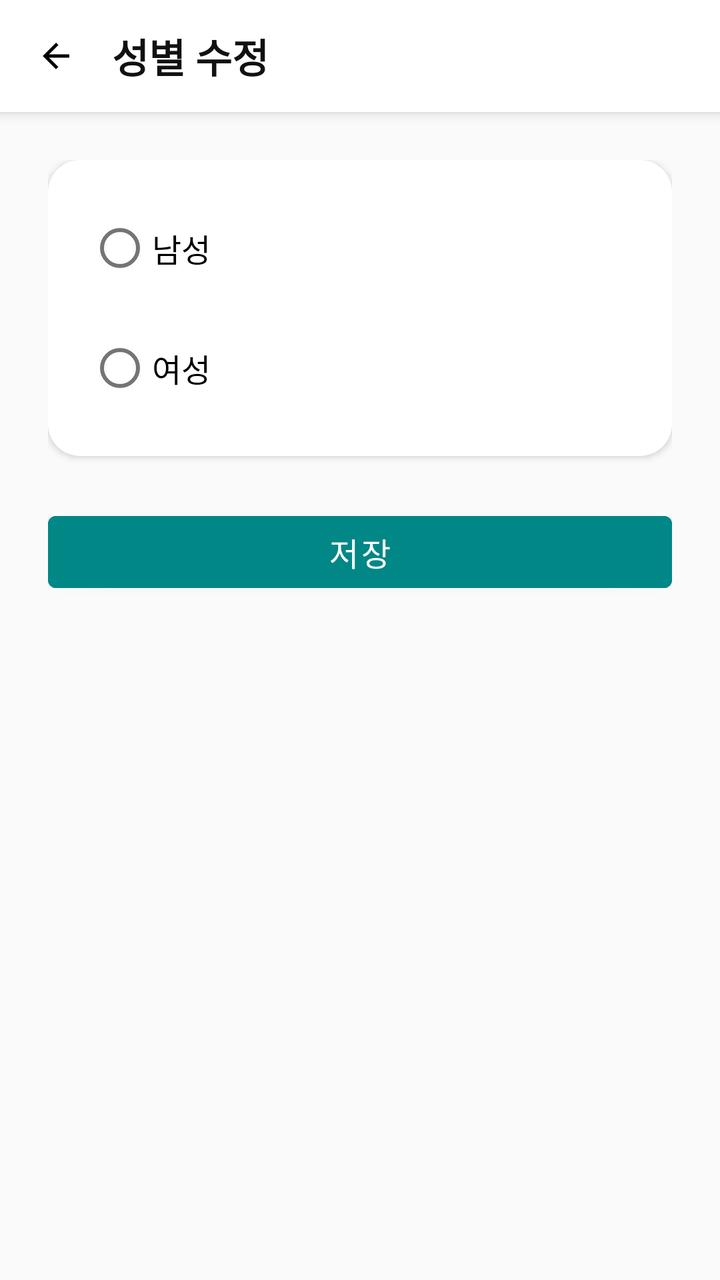
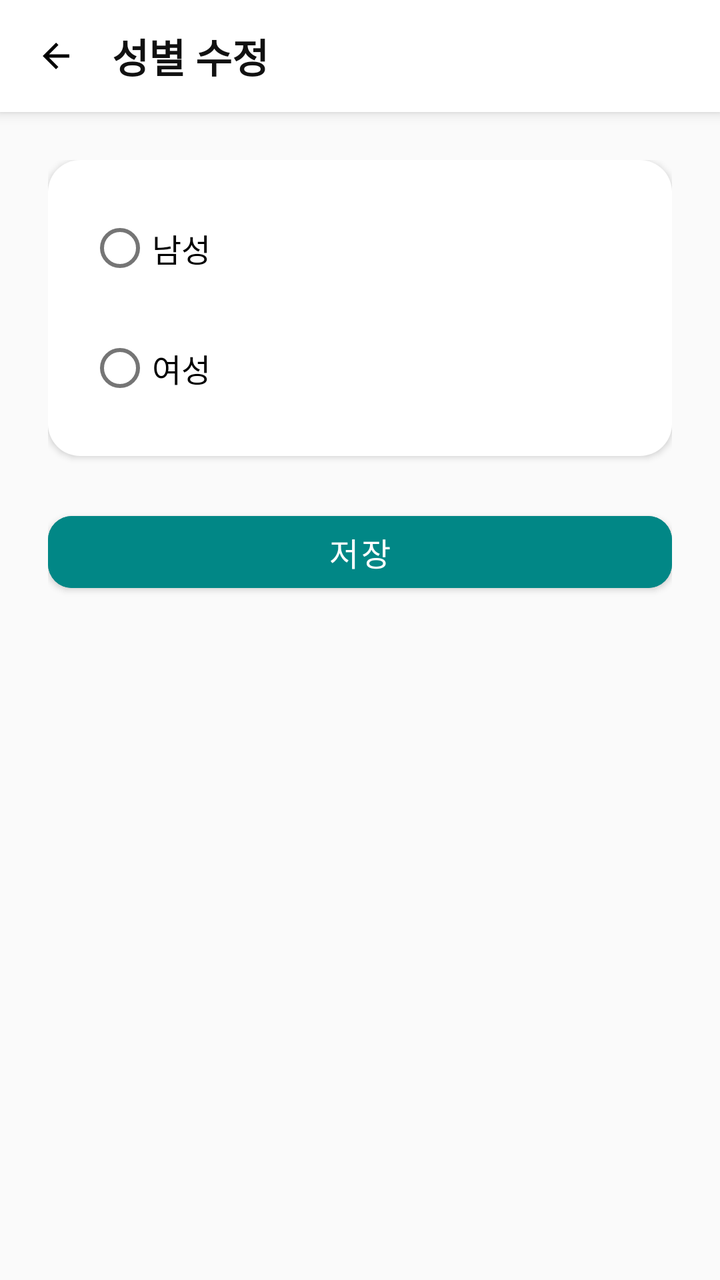

Before-and-after screenshots of an Android layout around one commit, followed by the original layout XML and the change that was made.
<!-- AndroidManifest.xml: application theme Theme.GJGN -->
<!-- res/layout/activity_edit_gender.xml -->
<?xml version="1.0" encoding="utf-8"?>
<LinearLayout xmlns:android="http://schemas.android.com/apk/res/android"
    android:layout_width="match_parent"
    android:layout_height="match_parent"
    android:orientation="vertical"
    android:background="#FAFAFA">

    
    <LinearLayout
        android:layout_width="match_parent"
        android:layout_height="56dp"
        android:orientation="horizontal"
        android:gravity="center_vertical"
        android:paddingStart="12dp"
        android:paddingEnd="12dp"
        android:background="@android:color/white"
        android:elevation="4dp">

        <ImageView
            android:id="@+id/btnBack"
            android:layout_width="32dp"
            android:layout_height="32dp"
            android:src="@drawable/ic_arrow_back"
            android:padding="6dp"
            android:background="?attr/selectableItemBackgroundBorderless" />

        <TextView
            android:id="@+id/tvTitle"
            android:text="성별 수정"
            android:textSize="20sp"
            android:textStyle="bold"
            android:textColor="#111111"
            android:layout_marginStart="12dp"
            android:layout_width="wrap_content"
            android:layout_height="wrap_content" />

    </LinearLayout>

    
    <ScrollView
        android:layout_width="match_parent"
        android:layout_height="match_parent"
        android:fillViewport="true">

        <LinearLayout
            android:layout_width="match_parent"
            android:layout_height="wrap_content"
            android:orientation="vertical"
            android:padding="24dp">

            
            <LinearLayout
                android:layout_width="match_parent"
                android:layout_height="wrap_content"
                android:background="@drawable/bg_card"
                android:elevation="2dp"
                android:orientation="vertical"
                android:padding="20dp">

                <RadioGroup
                    android:id="@+id/radioGender"
                    android:layout_width="match_parent"
                    android:layout_height="wrap_content">

                    <RadioButton
                        android:id="@+id/radioMale"
                        android:text="남성"
                        android:textSize="16sp"
                        android:layout_marginBottom="12dp"
                        android:layout_width="match_parent"
                        android:layout_height="wrap_content" />

                    <RadioButton
                        android:id="@+id/radioFemale"
                        android:text="여성"
                        android:textSize="16sp"
                        android:layout_width="match_parent"
                        android:layout_height="wrap_content" />

                </RadioGroup>
            </LinearLayout>

            
            <com.google.android.material.button.MaterialButton
                android:id="@+id/btnSave"
                android:text="저장"
                android:backgroundTint="@color/teal_700"
                android:textColor="@android:color/white"
                android:layout_marginTop="24dp"
                android:layout_width="match_parent"
                android:layout_height="48dp"
                android:textSize="16sp"
                android:cornerRadius="12dp" />

        </LinearLayout>
    </ScrollView>

</LinearLayout>
<!-- resources referenced by this layout -->
<resources>
  <color name="teal_700">#FF018786</color>
  <!-- drawable bg_card (drawable) -->
  <shape xmlns:android="http://schemas.android.com/apk/res/android">
      <solid android:color="@android:color/white"/>
      <corners android:radius="16dp"/>
  </shape>
  <!-- drawable ic_arrow_back (drawable) -->
  <vector xmlns:android="http://schemas.android.com/apk/res/android"
      android:width="24dp"
      android:height="24dp"
      android:viewportWidth="24"
      android:viewportHeight="24">
  
      <path
          android:fillColor="#000000"
          android:pathData="M20,11H7.83l5.59,-5.59L12,4l-8,8 8,8 1.41,-1.41L7.83,13H20v-2z"/>
  </vector>
  <style name="Theme.GJGN" parent="Theme.MaterialComponents.DayNight.NoActionBar">
          
          <item name="colorPrimary">@color/purple_700</item>
          <item name="colorPrimaryVariant">@color/purple_700</item>
          <item name="colorOnPrimary">@android:color/white</item>
          <item name="colorSecondary">@color/teal_700</item>
          <item name="android:windowMinWidthMajor">320dp</item>
          <item name="android:windowMinWidthMinor">320dp</item>
      </style>
  <color name="purple_700">#FF3700B3</color>
</resources>

<!-- the commit's change to res/layout/activity_edit_gender.xml (unified diff, before → after) -->
@@ -1,5 +1,6 @@
 <?xml version="1.0" encoding="utf-8"?>
 <LinearLayout xmlns:android="http://schemas.android.com/apk/res/android"
+    xmlns:app="http://schemas.android.com/apk/res-auto"
     android:layout_width="match_parent"
     android:layout_height="match_parent"
     android:orientation="vertical"
@@ -90,7 +91,7 @@
                 android:layout_width="match_parent"
                 android:layout_height="48dp"
                 android:textSize="16sp"
-                android:cornerRadius="12dp" />
+                app:cornerRadius="12dp" />
 
         </LinearLayout>
     </ScrollView>
